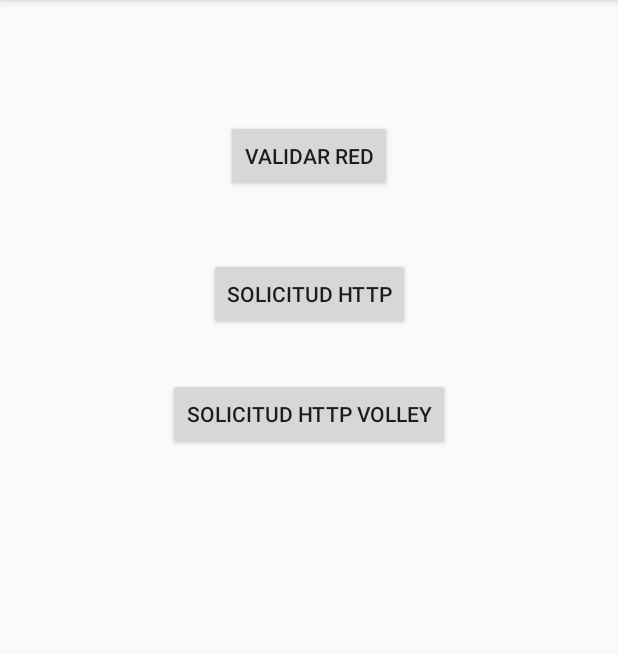
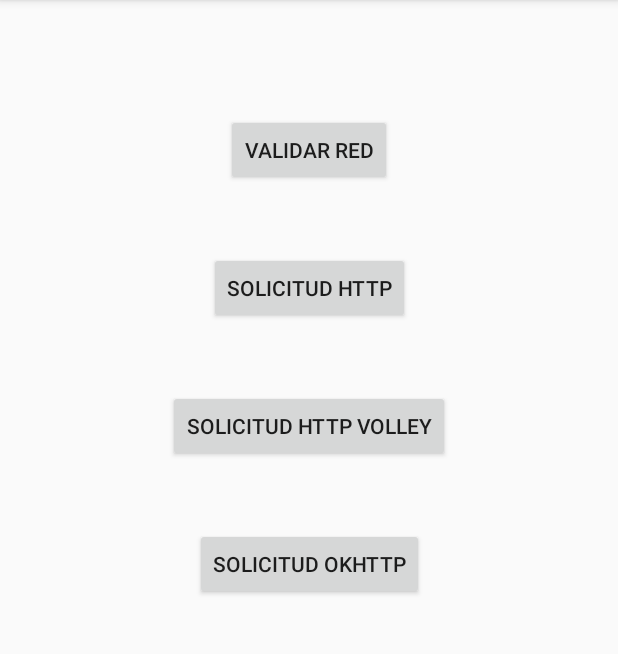
Before and after one commit to Herzh/Android-Kotlin, an Android app: the screen it shows after launch (MainActivity), on a phone screen of 412 x 824 dp, the part 84-738 px from its top. Run offline under Robolectric (Android 15) with nearby library versions, the phone set to English and light mode, and no system bars; our stand-ins replace Volley.

Commit message:
Solicitud Http con okHttp

```diff
--- a/SolicitudesHttp/app/build.gradle
+++ b/SolicitudesHttp/app/build.gradle
@@ -32,4 +32,5 @@ dependencies {
     androidTestImplementation 'com.android.support.test.espresso:espresso-core:3.0.2'
 
     implementation 'com.android.volley:volley:1.0.0'
+    implementation 'com.squareup.okhttp3:okhttp:3.6.0'
 }
--- a/SolicitudesHttp/app/src/main/java/com/example/jedidian/solicitudeshttp/MainActivity.kt
+++ b/SolicitudesHttp/app/src/main/java/com/example/jedidian/solicitudeshttp/MainActivity.kt
@@ -1,9 +1,7 @@
 package com.example.jedidian.solicitudeshttp
 
-import android.app.VoiceInteractor
 import android.support.v7.app.AppCompatActivity
 import android.os.Bundle
-import android.os.StrictMode
 import android.util.Log
 import android.widget.Button
 import android.widget.Toast
@@ -11,10 +9,9 @@ import com.android.volley.Request
 import com.android.volley.Response
 import com.android.volley.toolbox.StringRequest
 import com.android.volley.toolbox.Volley
+import okhttp3.Call
+import okhttp3.OkHttpClient
 import java.io.IOException
-import java.io.InputStream
-import java.net.HttpURLConnection
-import java.net.URL
 
 class MainActivity : AppCompatActivity(), CompletadoListener {
 
@@ -29,6 +26,7 @@ class MainActivity : AppCompatActivity(), CompletadoListener {
         val btn_validarRed = findViewById<Button>(R.id.Btn_validarRed)
         val btn_solicitudHttp = findViewById<Button>(R.id.Btn_solicitudHttp)
         val btn_volley = findViewById<Button>(R.id.Btn_volley)
+        val btn_okHttp = findViewById<Button>(R.id.Btn_okHttp)
 
         btn_validarRed.setOnClickListener{
 
@@ -63,6 +61,16 @@ class MainActivity : AppCompatActivity(), CompletadoListener {
             }
         }
 
+        btn_okHttp.setOnClickListener{
+
+            //Codigo para verificar conexion a internet
+            if(Network.hayRed( this)){
+                solicitudOkHttp("http://www.google.com")
+            }else {
+                Toast.makeText(this, "Verifica tu conexion a internet", Toast.LENGTH_LONG).show()
+            }
+        }
+
     }
 
     //Metodo Volley
@@ -82,4 +90,31 @@ class MainActivity : AppCompatActivity(), CompletadoListener {
         queue.add(solicitud)
     }
 
+    //Metodo para okHttp
+    private fun solicitudOkHttp(url:String){
+        var cliente = OkHttpClient()
+        var solicitud = okhttp3.Request.Builder().url(url).build()
+
+        cliente.newCall(solicitud).enqueue(object:okhttp3.Callback{
+
+            //Si algo falla
+            override fun onFailure(call: Call?, e: IOException?) {
+
+            }
+
+            //Si hay respuesta satisfactoria
+            override fun onResponse(call: Call?, response: okhttp3.Response) {
+                var resultado = response.body().string()
+
+                this@MainActivity.runOnUiThread {
+                    try {
+                        Log.d("solicitudOkHtpp", resultado)
+                    }catch (e: Exception){
+
+                    }
+                }
+            }
+        })
+    }
+
 }
--- a/SolicitudesHttp/app/src/main/res/layout/activity_main.xml
+++ b/SolicitudesHttp/app/src/main/res/layout/activity_main.xml
@@ -12,7 +12,7 @@
         android:layout_height="wrap_content"
         android:layout_marginEnd="8dp"
         android:layout_marginStart="8dp"
-        android:layout_marginTop="80dp"
+        android:layout_marginTop="76dp"
         android:text="Validar Red"
         app:layout_constraintEnd_toEndOf="parent"
         app:layout_constraintStart_toStartOf="parent"
@@ -36,9 +36,21 @@
         android:layout_height="wrap_content"
         android:layout_marginEnd="8dp"
         android:layout_marginStart="8dp"
-        android:layout_marginTop="32dp"
+        android:layout_marginTop="44dp"
         android:text="Solicitud Http Volley"
         app:layout_constraintEnd_toEndOf="parent"
         app:layout_constraintStart_toStartOf="parent"
         app:layout_constraintTop_toBottomOf="@+id/Btn_solicitudHttp" />
+
+    <Button
+        android:id="@+id/Btn_okHttp"
+        android:layout_width="wrap_content"
+        android:layout_height="wrap_content"
+        android:layout_marginEnd="8dp"
+        android:layout_marginStart="8dp"
+        android:layout_marginTop="44dp"
+        android:text="Solicitud OkHttp"
+        app:layout_constraintEnd_toEndOf="parent"
+        app:layout_constraintStart_toStartOf="parent"
+        app:layout_constraintTop_toBottomOf="@+id/Btn_volley" />
 </android.support.constraint.ConstraintLayout>
```
